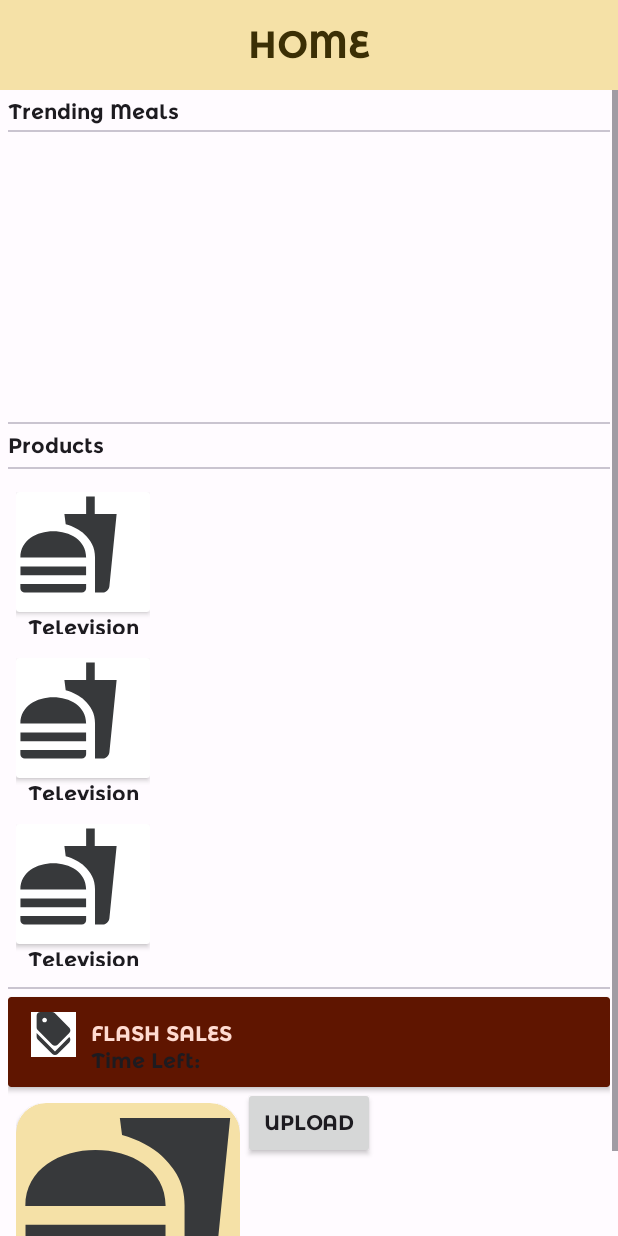
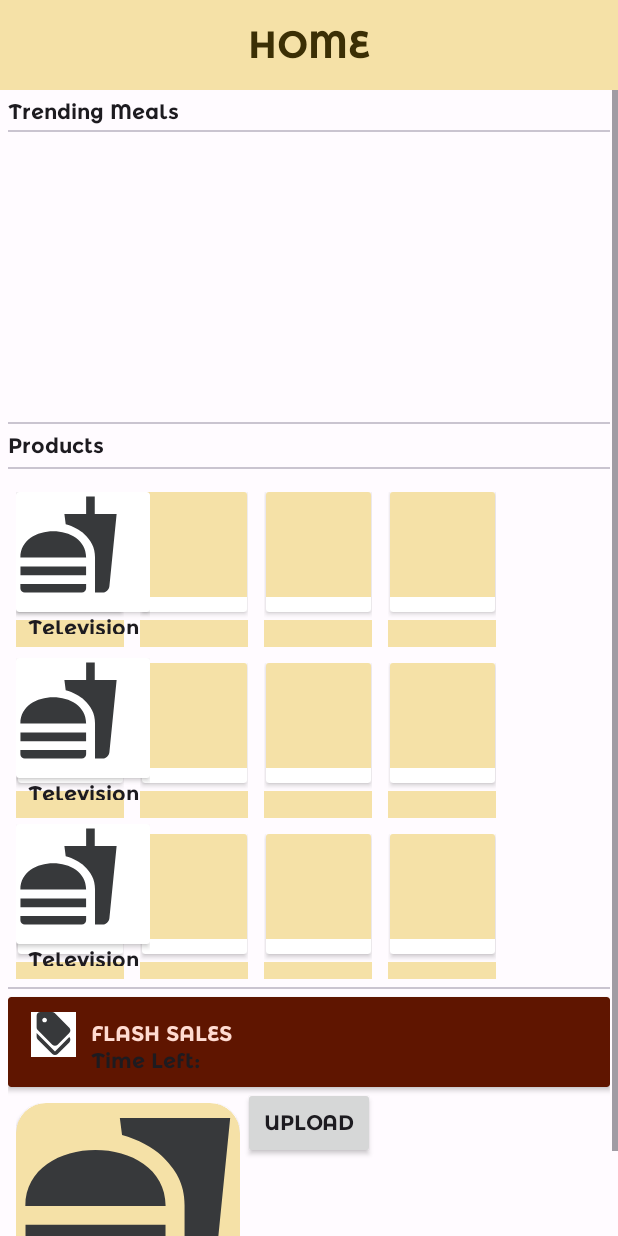
Before and after one commit to minahtoh/DineDash, an Android app: the layout fragment_home.xml on its own in the app's theme, with its tools: preview values and no code run, on a phone screen of 412 x 824 dp. Run offline under Robolectric (Android 15) with nearby library versions, the phone set to English and light mode, and no system bars.

Commit message:
shimmer effect added

```diff
--- a/app/src/main/java/com/example/dinedash/activities/main/SearchResultsFragment.kt
+++ b/app/src/main/java/com/example/dinedash/activities/main/SearchResultsFragment.kt
@@ -8,6 +8,7 @@ import android.view.ViewGroup
 import androidx.fragment.app.Fragment
 import androidx.navigation.fragment.findNavController
 import androidx.recyclerview.widget.GridLayoutManager
+import com.example.dinedash.R
 import com.example.dinedash.databinding.FragmentSearchResultsBinding
 import com.example.dinedash.models.Product
 import com.example.dinedash.recyclers.SearchResultsRecycler
@@ -59,8 +60,10 @@ class SearchResultsFragment : Fragment() {
         recycler.setOnItemClickListener {product->
             val action = SearchResultsFragmentDirections.actionSearchResultsFragmentToDetailsFragment(product)
             val currentDestination = findNavController().currentDestination?.label
+
+            findNavController().popBackStack(R.id.searchResultsFragment, true)
             Log.d("NavigationDebug", "Current destination: $currentDestination")
-            findNavController().navigate(action)
+            //findNavController().navigate(action)
         }
 
     }
--- a/app/src/main/res/layout/fragment_home.xml
+++ b/app/src/main/res/layout/fragment_home.xml
@@ -89,6 +89,19 @@
             android:layout_marginBottom="5dp"
             android:layout_marginTop="5dp"/>
 
+        <com.facebook.shimmer.ShimmerFrameLayout
+            android:id="@+id/home_shimmer"
+            android:layout_width="match_parent"
+            android:layout_height="wrap_content"
+            android:layout_marginTop="10dp"
+            app:layout_constraintEnd_toEndOf="parent"
+            app:layout_constraintStart_toStartOf="parent"
+            android:forceDarkAllowed="false"
+            app:layout_constraintTop_toBottomOf="@+id/divider3">
+            <include layout="@layout/home_products_shimmer"/>
+
+        </com.facebook.shimmer.ShimmerFrameLayout>
+
         <androidx.recyclerview.widget.RecyclerView
             android:id="@+id/product_type_recycler"
             android:layout_width="match_parent"
--- a/app/src/main/res/layout/fragment_products.xml
+++ b/app/src/main/res/layout/fragment_products.xml
@@ -47,12 +47,13 @@
             android:id="@+id/searchBar"
             android:layout_width="match_parent"
             android:layout_height="wrap_content"
+            android:hint="Search for Products"
             app:layout_constraintTop_toTopOf="parent"
             app:layout_constraintStart_toStartOf="parent"
             />
     </androidx.constraintlayout.widget.ConstraintLayout>
     <androidx.fragment.app.FragmentContainerView
-        android:id="@+id/fragment_container"
+        android:id="@+id/fragment_container_products"
         android:layout_width="match_parent"
         android:layout_height="0dp"
         app:layout_constraintBottom_toBottomOf="parent"
--- /dev/null
+++ b/app/src/main/res/layout/home_products_shimmer.xml
@@ -0,0 +1,32 @@
+<?xml version="1.0" encoding="utf-8"?>
+<androidx.constraintlayout.widget.ConstraintLayout xmlns:android="http://schemas.android.com/apk/res/android"
+    android:layout_width="match_parent"
+    android:layout_height="330dp"
+    xmlns:app="http://schemas.android.com/apk/res-auto">
+
+    <GridLayout
+        android:id="@+id/grid_layout"
+        android:layout_width="match_parent"
+        android:layout_height="wrap_content"
+        android:columnCount="4"
+        android:rowCount="3"
+        app:layout_constraintStart_toStartOf="parent"
+        app:layout_constraintEnd_toEndOf="parent"
+        app:layout_constraintTop_toTopOf="parent"
+        app:layout_constraintBottom_toBottomOf="parent"
+        >
+        <include layout="@layout/product_type_shimmer"/>
+        <include layout="@layout/product_type_shimmer"/>
+        <include layout="@layout/product_type_shimmer"/>
+        <include layout="@layout/product_type_shimmer"/>
+        <include layout="@layout/product_type_shimmer"/>
+        <include layout="@layout/product_type_shimmer"/>
+        <include layout="@layout/product_type_shimmer"/>
+        <include layout="@layout/product_type_shimmer"/>
+        <include layout="@layout/product_type_shimmer"/>
+        <include layout="@layout/product_type_shimmer"/>
+        <include layout="@layout/product_type_shimmer"/>
+        <include layout="@layout/product_type_shimmer"/>
+
+    </GridLayout>
+</androidx.constraintlayout.widget.ConstraintLayout>
--- /dev/null
+++ b/app/src/main/res/layout/product_type_shimmer.xml
@@ -0,0 +1,37 @@
+<?xml version="1.0" encoding="utf-8"?>
+<androidx.constraintlayout.widget.ConstraintLayout xmlns:android="http://schemas.android.com/apk/res/android"
+    android:layout_width="100dp"
+    android:layout_height="105dp"
+    android:layout_marginBottom="5dp"
+    android:padding="5dp"
+    android:layout_gravity="fill_horizontal"
+    xmlns:app="http://schemas.android.com/apk/res-auto">
+    <androidx.cardview.widget.CardView
+        app:layout_constraintTop_toTopOf="parent"
+        android:id="@+id/image_card"
+        android:layout_width="match_parent"
+        android:layout_height="80dp"
+        android:padding="10dp"
+        app:layout_constraintStart_toStartOf="parent"
+        app:layout_constraintEnd_toEndOf="parent"
+        >
+        <ImageView
+            android:layout_gravity="center_horizontal"
+            android:id="@+id/product_image"
+            android:layout_width="70dp"
+            android:layout_height="70dp"
+            android:scaleType="centerCrop"
+            android:background="@color/md_theme_dark_onTertiaryContainer"/>
+    </androidx.cardview.widget.CardView>
+    <com.example.dinedash.utils.DineDashTextView
+        android:id="@+id/product_name"
+        android:layout_width="wrap_content"
+        android:layout_height="wrap_content"
+        android:text="                  "
+        android:background="@color/md_theme_dark_onTertiaryContainer"
+        android:layout_marginTop="5dp"
+        app:layout_constraintStart_toStartOf="parent"
+        app:layout_constraintEnd_toEndOf="parent"
+        app:layout_constraintTop_toBottomOf="@+id/image_card"
+        app:layout_constraintBottom_toBottomOf="parent"/>
+</androidx.constraintlayout.widget.ConstraintLayout>
```
Also changed, not shown: app/src/main/java/com/example/dinedash/activities/main/HomeFragment.kt (+33 -6 lines), app/src/main/java/com/example/dinedash/activities/main/ProductsFragment.kt (+8 -4 lines), app/src/main/java/com/example/dinedash/recyclers/CategoryProductsRecycler.kt (+6 -1 lines), app/src/main/java/com/example/dinedash/viewmodel/DineDashViewModel.kt (+7 -0 lines), app/src/main/res/navigation/main_nav_graph.xml (+4 -3 lines).
